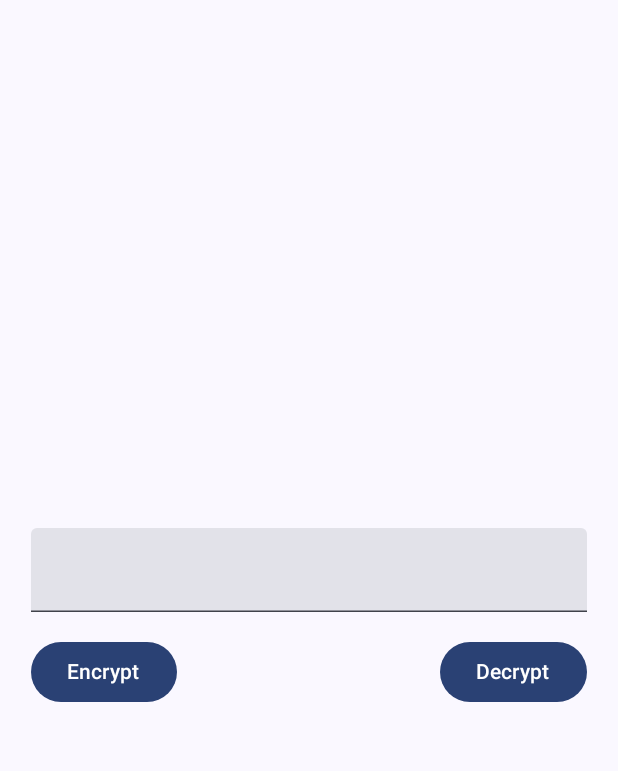
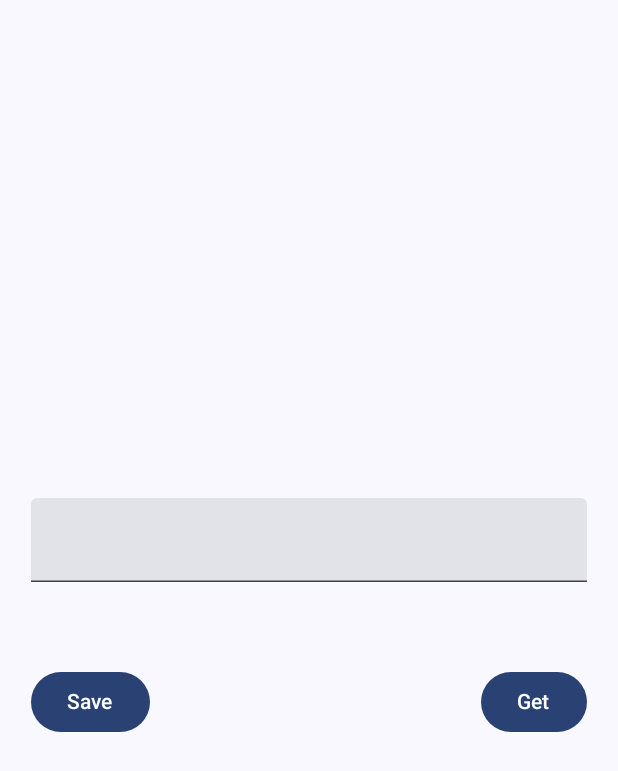
Before and after one commit to ChaaDevAndroid/Compose_Keystore_Encryption_App, an Android app built with Jetpack Compose: the screen it shows after launch (MainActivity), on a phone screen of 412 x 824 dp. Shown: the top 771 px of the screen. Run offline under Robolectric (Android 15) with nearby library versions, the phone set to English and light mode, and no system bars.

Commit message:
adding datastore for saving data

```diff
--- a/app/src/main/java/com/chaaba/composeencryptionapp/MainActivity.kt
+++ b/app/src/main/java/com/chaaba/composeencryptionapp/MainActivity.kt
@@ -5,7 +5,8 @@ import androidx.activity.ComponentActivity
 import androidx.activity.compose.setContent
 import androidx.activity.enableEdgeToEdge
 import com.chaaba.composeencryptionapp.ui.theme.ComposeEncryptionAppTheme
-import com.chaaba.composeencryptionapp.ui.CryptoScreen
+import com.chaaba.composeencryptionapp.ui.PrefDataStoreCryptoScreen
+import com.chaaba.composeencryptionapp.ui.ProtoDataStoreCryptoScreen
 
 class MainActivity : ComponentActivity() {
     override fun onCreate(savedInstanceState: Bundle?) {
@@ -13,7 +14,7 @@ class MainActivity : ComponentActivity() {
         enableEdgeToEdge()
         setContent {
             ComposeEncryptionAppTheme {
-                CryptoScreen()
+                ProtoDataStoreCryptoScreen()
             }
         }
     }
--- a/app/src/main/java/com/chaaba/composeencryptionapp/ui/CryptoScreen.kt
+++ /dev/null
@@ -1,84 +0,0 @@
-package com.chaaba.composeencryptionapp.ui
-
-import androidx.compose.foundation.layout.Arrangement
-import androidx.compose.foundation.layout.Column
-import androidx.compose.foundation.layout.Row
-import androidx.compose.foundation.layout.Spacer
-import androidx.compose.foundation.layout.fillMaxSize
-import androidx.compose.foundation.layout.fillMaxWidth
-import androidx.compose.foundation.layout.height
-import androidx.compose.foundation.layout.padding
-import androidx.compose.material3.Button
-import androidx.compose.material3.Scaffold
-import androidx.compose.material3.Text
-import androidx.compose.material3.TextField
-import androidx.compose.runtime.Composable
-import androidx.compose.runtime.getValue
-import androidx.compose.runtime.mutableStateOf
-import androidx.compose.runtime.remember
-import androidx.compose.runtime.setValue
-import androidx.compose.ui.Alignment
-import androidx.compose.ui.Modifier
-import androidx.compose.ui.unit.dp
-import com.chaaba.composeencryptionapp.crypto.CryptoData
-import java.util.*
-
-
-@Composable
-fun CryptoScreen() {
-    var textToEncryptAndDecrypt by remember { mutableStateOf("") }
-    val cryptoData = remember {
-        CryptoData()
-    }
-
-    Scaffold {
-        Column(
-            verticalArrangement = Arrangement.Center,
-            horizontalAlignment = Alignment.CenterHorizontally,
-            modifier = Modifier
-                .fillMaxSize()
-                .padding(it)
-        ) {
-
-            TextField(
-                value = textToEncryptAndDecrypt,
-                onValueChange = { textToEncryptAndDecrypt = it },
-                modifier = Modifier.fillMaxWidth(0.9f)
-            )
-            Spacer(modifier = Modifier.height(16.dp))
-            Row(
-                horizontalArrangement = Arrangement.SpaceBetween,
-                modifier = Modifier.fillMaxWidth(0.9f)
-            ) {
-                Button(onClick = {
-                    val bytes = textToEncryptAndDecrypt.toByteArray()
-                    val str = encode(cryptoData, bytes)
-                    textToEncryptAndDecrypt = str
-                }) {
-                    Text(text = "Encrypt")
-                }
-
-                Button(onClick = {
-
-                    val bytes = decode(textToEncryptAndDecrypt)
-                    val originalText =
-                        cryptoData.decrypt(bytes)
-                            ?.decodeToString()
-                    textToEncryptAndDecrypt = originalText ?: "Error"
-
-                }) {
-                    Text(text = "Decrypt")
-                }
-            }
-
-        }
-    }
-}
-
-private fun decode(textToEncryptAndDecrypt: String): ByteArray =
-    Base64.getDecoder().decode(textToEncryptAndDecrypt)
-
-private fun encode(
-    cryptoData: CryptoData,
-    bytes: ByteArray
-): String = Base64.getEncoder().encodeToString(cryptoData.encrypt(bytes))
--- /dev/null
+++ b/app/src/main/java/com/chaaba/composeencryptionapp/ui/ProtoDataStoreCryptoScreen.kt
@@ -0,0 +1,93 @@
+package com.chaaba.composeencryptionapp.ui
+
+import android.widget.Toast
+import androidx.compose.foundation.layout.Arrangement
+import androidx.compose.foundation.layout.Column
+import androidx.compose.foundation.layout.Row
+import androidx.compose.foundation.layout.Spacer
+import androidx.compose.foundation.layout.fillMaxSize
+import androidx.compose.foundation.layout.fillMaxWidth
+import androidx.compose.foundation.layout.height
+import androidx.compose.foundation.layout.padding
+import androidx.compose.material3.Button
+import androidx.compose.material3.Scaffold
+import androidx.compose.material3.Text
+import androidx.compose.material3.TextField
+import androidx.compose.runtime.Composable
+import androidx.compose.runtime.getValue
+import androidx.compose.runtime.mutableStateOf
+import androidx.compose.runtime.remember
+import androidx.compose.runtime.rememberCoroutineScope
+import androidx.compose.runtime.setValue
+import androidx.compose.ui.Alignment
+import androidx.compose.ui.Modifier
+import androidx.compose.ui.platform.LocalContext
+import androidx.compose.ui.unit.dp
+import com.chaaba.composeencryptionapp.utils.protoDataStore
+import kotlinx.coroutines.flow.catch
+import kotlinx.coroutines.flow.first
+import kotlinx.coroutines.flow.launchIn
+import kotlinx.coroutines.flow.onEach
+import kotlinx.coroutines.launch
+
+
+@Composable
+fun ProtoDataStoreCryptoScreen() {
+    var userToStore by remember { mutableStateOf("") }
+    var userStored by remember { mutableStateOf("") }
+    val context = LocalContext.current
+    val coroutine = rememberCoroutineScope()
+
+    Scaffold {
+        Column(
+            verticalArrangement = Arrangement.Center,
+            horizontalAlignment = Alignment.CenterHorizontally,
+            modifier = Modifier
+                .fillMaxSize()
+                .padding(it)
+        ) {
+
+            TextField(
+                value = userToStore,
+                onValueChange = { userToStore = it },
+                modifier = Modifier.fillMaxWidth(0.9f)
+            )
+
+
+            Spacer(modifier = Modifier.height(16.dp))
+            Text(text = userStored)
+
+            Spacer(modifier = Modifier.height(16.dp))
+            Row(
+                horizontalArrangement = Arrangement.SpaceBetween,
+                modifier = Modifier.fillMaxWidth(0.9f)
+            ) {
+                Button(
+                    onClick = {
+                        coroutine.launch {
+                            context.protoDataStore.updateData {
+                                it.copy(name = userToStore, token = "A", id = 1)
+                            }
+                        }
+                    }
+                ) {
+                    Text(text = "Save")
+                }
+
+                Button(
+                    onClick = {
+                        context.protoDataStore.data.onEach {
+                            userStored = it.name ?: "No Data"
+                        }.catch {
+                            Toast.makeText(context, "No Data", Toast.LENGTH_SHORT).show()
+                        }.launchIn(coroutine)
+
+                    }
+                ) {
+                    Text(text = "Get")
+                }
+            }
+
+        }
+    }
+}
```
Also changed, not shown: app/build.gradle.kts (+8 -0 lines), app/src/main/java/com/chaaba/composeencryptionapp/ui/PrefDataStoreCryptoScreen.kt (added, +102 -0 lines), app/src/main/java/com/chaaba/composeencryptionapp/utils/UserSerializer.kt (added, +39 -0 lines), app/src/main/java/com/chaaba/composeencryptionapp/utils/Utils.kt (added, +29 -0 lines).
